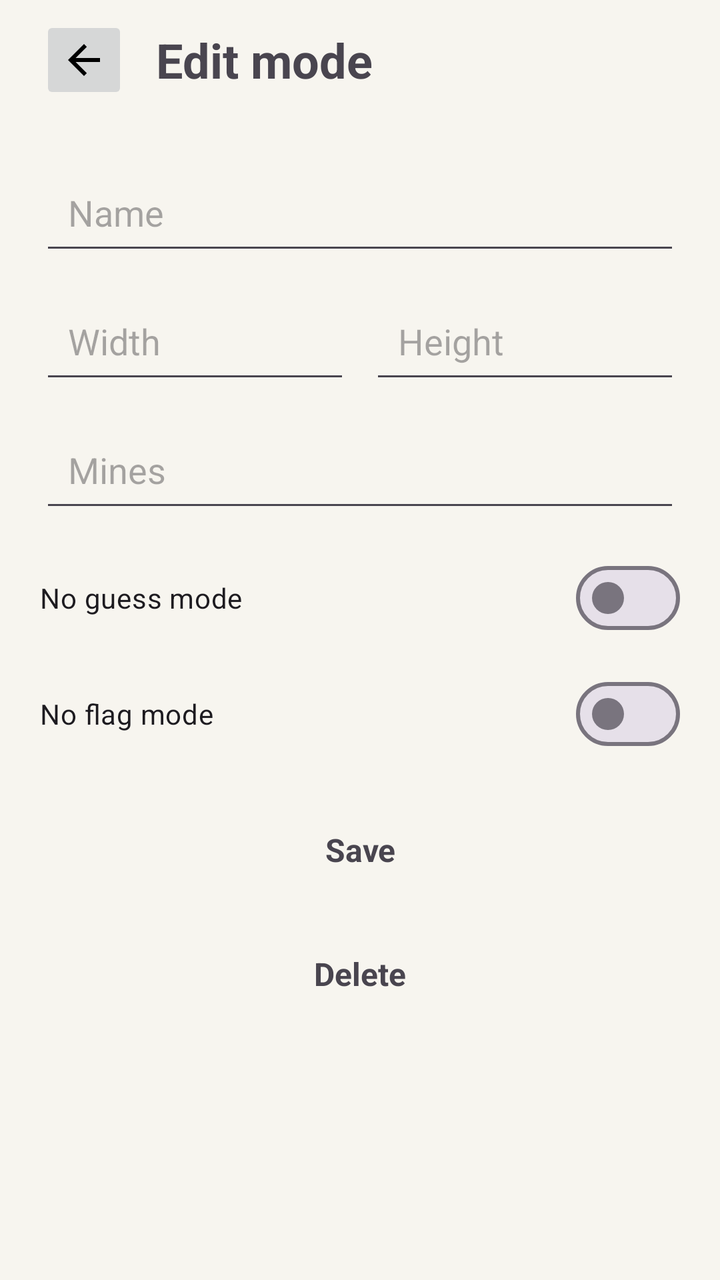
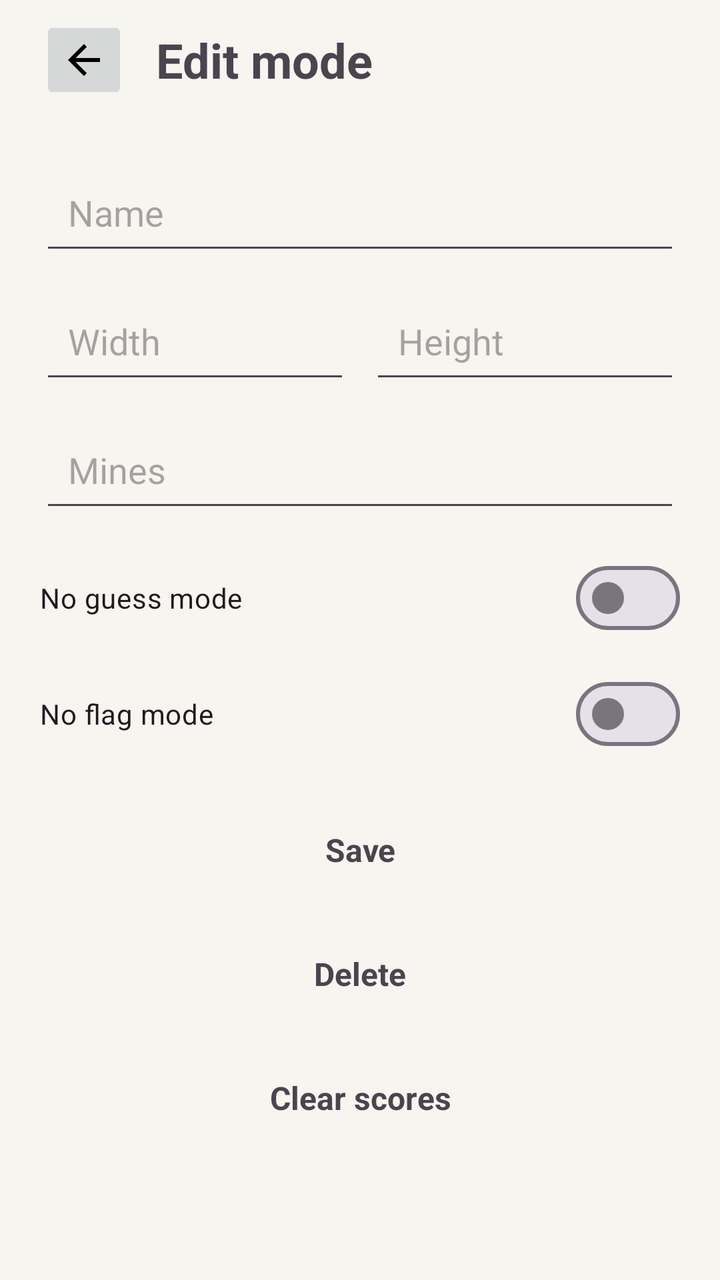

Before-and-after screenshots of an Android layout around one commit, followed by the original layout XML and the change that was made.
<!-- AndroidManifest.xml: application theme Theme.Minesweeper -->
<!-- res/layout/activity_mode_editor.xml -->
<?xml version="1.0" encoding="utf-8"?>
<LinearLayout xmlns:android="http://schemas.android.com/apk/res/android"
    android:layout_width="match_parent"
    android:layout_height="match_parent"
    android:orientation="vertical">

    <LinearLayout
        android:id="@+id/topBar"
        android:layout_width="match_parent"
        android:layout_height="wrap_content"
        android:gravity="center_vertical"
        android:orientation="horizontal"
        android:paddingStart="20dp"
        android:paddingTop="8dp"
        android:paddingEnd="20dp"
        android:paddingBottom="8dp">

        <ImageButton
            android:id="@+id/backButton"
            android:layout_width="44dp"
            android:layout_height="44dp"
            android:src="@drawable/ic_arrow_back_material" />

        <TextView
            android:id="@+id/titleText"
            android:layout_width="0dp"
            android:layout_height="wrap_content"
            android:layout_marginStart="14dp"
            android:layout_weight="1"
            android:text="@string/edit_mode"
            android:textSize="24sp"
            android:textStyle="bold" />
    </LinearLayout>

    <ScrollView
        android:layout_width="match_parent"
        android:layout_height="0dp"
        android:layout_weight="1">

        <LinearLayout
            android:id="@+id/content"
            android:layout_width="match_parent"
            android:layout_height="wrap_content"
            android:orientation="vertical"
            android:padding="20dp">

            <EditText
                android:id="@+id/nameInput"
                android:layout_width="match_parent"
                android:layout_height="wrap_content"
                android:hint="@string/name"
                android:inputType="textCapWords"
                android:padding="14dp" />

            <LinearLayout
                android:layout_width="match_parent"
                android:layout_height="wrap_content"
                android:layout_marginTop="12dp"
                android:orientation="horizontal">

                <EditText
                    android:id="@+id/widthInput"
                    android:layout_width="0dp"
                    android:layout_height="wrap_content"
                    android:layout_weight="1"
                    android:hint="@string/width"
                    android:inputType="number"
                    android:padding="14dp" />

                <EditText
                    android:id="@+id/heightInput"
                    android:layout_width="0dp"
                    android:layout_height="wrap_content"
                    android:layout_marginStart="10dp"
                    android:layout_weight="1"
                    android:hint="@string/height"
                    android:inputType="number"
                    android:padding="14dp" />
            </LinearLayout>

            <EditText
                android:id="@+id/minesInput"
                android:layout_width="match_parent"
                android:layout_height="wrap_content"
                android:layout_marginTop="12dp"
                android:hint="@string/mines"
                android:inputType="number"
                android:padding="14dp" />

            <com.google.android.material.materialswitch.MaterialSwitch
                android:id="@+id/noGuessSwitch"
                android:layout_width="match_parent"
                android:layout_height="wrap_content"
                android:layout_marginTop="14dp"
                android:text="@string/no_guess_mode" />

            <com.google.android.material.materialswitch.MaterialSwitch
                android:id="@+id/noFlagSwitch"
                android:layout_width="match_parent"
                android:layout_height="wrap_content"
                android:layout_marginTop="10dp"
                android:text="@string/no_flag_mode" />

            <TextView
                android:id="@+id/errorText"
                android:layout_width="wrap_content"
                android:layout_height="wrap_content"
                android:layout_marginTop="12dp"
                android:text="@string/mode_error"
                android:visibility="gone" />

            <TextView
                android:id="@+id/saveButton"
                android:layout_width="match_parent"
                android:layout_height="52dp"
                android:layout_marginTop="18dp"
                android:gravity="center"
                android:text="@string/save"
                android:textSize="16sp"
                android:textStyle="bold" />

            <TextView
                android:id="@+id/deleteButton"
                android:layout_width="match_parent"
                android:layout_height="52dp"
                android:layout_marginTop="10dp"
                android:gravity="center"
                android:text="@string/delete"
                android:textSize="16sp"
                android:textStyle="bold" />
        </LinearLayout>
    </ScrollView>

</LinearLayout>
<!-- resources referenced by this layout -->
<resources>
  <!-- drawable ic_arrow_back_material (drawable) -->
  <?xml version="1.0" encoding="utf-8"?>
  <vector xmlns:android="http://schemas.android.com/apk/res/android"
      android:width="24dp"
      android:height="24dp"
      android:viewportWidth="24"
      android:viewportHeight="24">
      <path
          android:fillColor="#FF000000"
          android:pathData="M20,11H7.83l5.59,-5.59L12,4l-8,8l8,8l1.41,-1.41L7.83,13H20z" />
  </vector>
  <string name="delete">Delete</string>
  <string name="edit_mode">Edit mode</string>
  <string name="height">Height</string>
  <string name="mines">Mines</string>
  <string name="mode_error">Use at least 5 x 5, stay at 200 x 200 or less, and leave room for a safe opening.</string>
  <string name="name">Name</string>
  <string name="no_flag_mode">No flag mode</string>
  <string name="no_guess_mode">No guess mode</string>
  <string name="save">Save</string>
  <string name="width">Width</string>
  <style name="Theme.Minesweeper" parent="Theme.Material3.Light.NoActionBar">
          <item name="android:windowBackground">@color/app_background</item>
          <item name="android:statusBarColor">@color/app_background</item>
          <item name="android:navigationBarColor">@color/app_background</item>
          <item name="android:windowLightStatusBar">true</item>
          <item name="android:windowLightNavigationBar">true</item>
          <item name="android:fontFamily">sans-serif</item>
          <item name="colorPrimary">@color/accent</item>
          <item name="colorSurface">@color/panel</item>
          <item name="android:windowAnimationStyle">@null</item>
          <item name="materialAlertDialogTheme">@style/Minesweeper.Dialog</item>
      </style>
  <color name="app_background">#F7F5EF</color>
  <color name="accent">#7CA7C7</color>
  <color name="panel">#EFEBE2</color>
  <style name="Minesweeper.Dialog" parent="ThemeOverlay.Material3.MaterialAlertDialog">
          <item name="backgroundTint">@color/panel</item>
      </style>
</resources>

<!-- the commit's change to res/layout/activity_mode_editor.xml (unified diff, before → after) -->
@@ -128,6 +128,16 @@
                 android:text="@string/delete"
                 android:textSize="16sp"
                 android:textStyle="bold" />
+
+            <TextView
+                android:id="@+id/clearScoresButton"
+                android:layout_width="match_parent"
+                android:layout_height="52dp"
+                android:layout_marginTop="10dp"
+                android:gravity="center"
+                android:text="@string/clear_scores"
+                android:textSize="16sp"
+                android:textStyle="bold" />
         </LinearLayout>
     </ScrollView>
 
<!-- resource entries referenced after the edit -->
@@ -11,6 +11,7 @@
           android:fillColor="#FF000000"
           android:pathData="M20,11H7.83l5.59,-5.59L12,4l-8,8l8,8l1.41,-1.41L7.83,13H20z" />
   </vector>
+  <string name="clear_scores">Clear scores</string>
   <string name="delete">Delete</string>
   <string name="edit_mode">Edit mode</string>
   <string name="height">Height</string>
